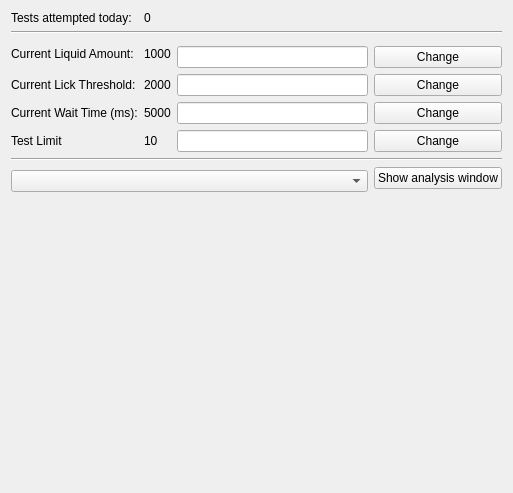
This is Python/gui/mousewin.ui in yagarwal123/autonomouse as Qt 5 draws it before an edit. The edited form follows.
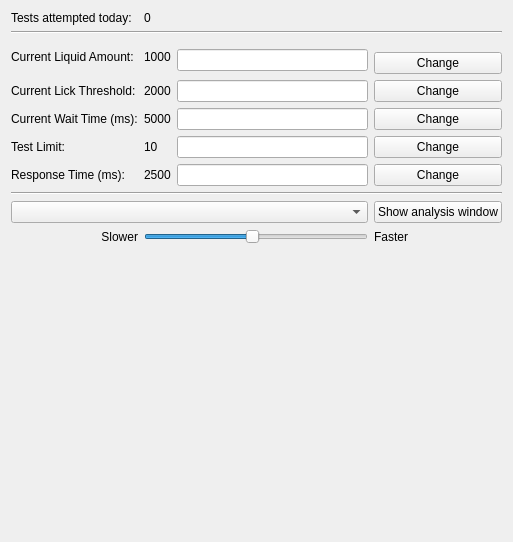
This is the edited form. Custom widgets are drawn as their Qt base class.

Diff of the .ui file:
```diff
--- a/Python/gui/mousewin.ui
+++ b/Python/gui/mousewin.ui
@@ -6,142 +6,176 @@
    <rect>
     <x>0</x>
     <y>0</y>
-    <width>509</width>
-    <height>487</height>
+    <width>503</width>
+    <height>482</height>
    </rect>
   </property>
   <property name="windowTitle">
    <string>Form</string>
   </property>
   <layout class="QGridLayout" name="gridLayout">
-   <item row="0" column="0">
+   <item row="0" column="0" colspan="2">
     <widget class="QLabel" name="label_5">
      <property name="text">
       <string>Tests attempted today:</string>
      </property>
     </widget>
    </item>
-   <item row="0" column="1">
+   <item row="0" column="2">
     <widget class="QLabel" name="test_no_disp">
      <property name="text">
       <string>0</string>
      </property>
     </widget>
    </item>
-   <item row="1" column="0" colspan="4">
+   <item row="1" column="0" colspan="5">
     <widget class="Line" name="line">
      <property name="orientation">
       <enum>Qt::Horizontal</enum>
      </property>
     </widget>
    </item>
-   <item row="2" column="0" rowspan="2">
+   <item row="2" column="0" rowspan="3" colspan="2">
     <widget class="QLabel" name="label">
      <property name="text">
       <string>Current Liquid Amount:</string>
      </property>
     </widget>
    </item>
-   <item row="2" column="1" rowspan="2">
+   <item row="2" column="2" rowspan="3">
     <widget class="QLabel" name="liq_am_disp">
      <property name="text">
       <string>1000</string>
      </property>
     </widget>
    </item>
-   <item row="3" column="2">
+   <item row="3" column="3" rowspan="2">
     <widget class="QLineEdit" name="liquidLineEdit"/>
    </item>
-   <item row="3" column="3">
+   <item row="4" column="4">
     <widget class="QPushButton" name="changeliquidButton">
      <property name="text">
       <string>Change</string>
      </property>
     </widget>
    </item>
-   <item row="4" column="0">
+   <item row="5" column="0" colspan="2">
     <widget class="QLabel" name="label_2">
      <property name="text">
       <string>Current Lick Threshold:</string>
      </property>
     </widget>
    </item>
-   <item row="4" column="1">
+   <item row="5" column="2">
     <widget class="QLabel" name="lick_thresh_disp">
      <property name="text">
       <string>2000</string>
      </property>
     </widget>
    </item>
-   <item row="4" column="2">
+   <item row="5" column="3">
     <widget class="QLineEdit" name="lickLineEdit"/>
    </item>
-   <item row="4" column="3">
+   <item row="5" column="4">
     <widget class="QPushButton" name="changelickButton">
      <property name="text">
       <string>Change</string>
      </property>
     </widget>
    </item>
-   <item row="5" column="0">
+   <item row="6" column="0" colspan="2">
     <widget class="QLabel" name="label_3">
      <property name="text">
       <string>Current Wait Time (ms):</string>
      </property>
     </widget>
    </item>
-   <item row="5" column="1">
+   <item row="6" column="2">
     <widget class="QLabel" name="waittime_disp">
      <property name="text">
       <string>5000</string>
      </property>
     </widget>
    </item>
-   <item row="5" column="2">
+   <item row="6" column="3">
     <widget class="QLineEdit" name="waittimeLineEdit"/>
    </item>
-   <item row="5" column="3">
+   <item row="6" column="4">
     <widget class="QPushButton" name="changewaittimeButton">
      <property name="text">
       <string>Change</string>
      </property>
     </widget>
    </item>
-   <item row="6" column="0">
+   <item row="7" column="0">
     <widget class="QLabel" name="label_4">
      <property name="text">
-      <string>Test Limit</string>
+      <string>Test Limit:</string>
      </property>
     </widget>
    </item>
-   <item row="6" column="1">
+   <item row="7" column="2">
     <widget class="QLabel" name="test_lim_disp">
      <property name="text">
       <string>10</string>
      </property>
     </widget>
    </item>
-   <item row="6" column="2">
+   <item row="7" column="3">
     <widget class="QLineEdit" name="testLimLineEdit"/>
    </item>
-   <item row="6" column="3">
+   <item row="7" column="4">
     <widget class="QPushButton" name="changeTestLimButton">
      <property name="text">
       <string>Change</string>
      </property>
     </widget>
    </item>
-   <item row="7" column="0" colspan="4">
+   <item row="8" column="0" colspan="2">
+    <widget class="QLabel" name="label_6">
+     <property name="text">
+      <string>Response Time (ms):</string>
+     </property>
+    </widget>
+   </item>
+   <item row="8" column="2">
+    <widget class="QLabel" name="resp_disp">
+     <property name="text">
+      <string>2500</string>
+     </property>
+    </widget>
+   </item>
+   <item row="8" column="3">
+    <widget class="QLineEdit" name="respLineEdit"/>
+   </item>
+   <item row="8" column="4">
+    <widget class="QPushButton" name="changeRespButton">
+     <property name="text">
+      <string>Change</string>
+     </property>
+    </widget>
+   </item>
+   <item row="9" column="0" colspan="5">
     <widget class="Line" name="line_2">
      <property name="orientation">
       <enum>Qt::Horizontal</enum>
      </property>
     </widget>
    </item>
-   <item row="8" column="0" rowspan="2" colspan="3">
+   <item row="10" column="0" rowspan="2" colspan="4">
     <widget class="QComboBox" name="test_select"/>
    </item>
-   <item row="10" column="0" colspan="4">
+   <item row="12" column="4">
+    <widget class="QLabel" name="label_8">
+     <property name="text">
+      <string>Faster</string>
+     </property>
+     <property name="alignment">
+      <set>Qt::AlignLeading|Qt::AlignLeft|Qt::AlignVCenter</set>
+     </property>
+    </widget>
+   </item>
+   <item row="13" column="0" colspan="5">
     <widget class="MplWidget" name="plotWid" native="true">
      <property name="minimumSize">
       <size>
@@ -151,7 +185,39 @@
      </property>
     </widget>
    </item>
-   <item row="8" column="3">
+   <item row="12" column="2" colspan="2">
+    <widget class="QSlider" name="speedSlider">
+     <property name="minimum">
+      <number>1</number>
+     </property>
+     <property name="maximum">
+      <number>30</number>
+     </property>
+     <property name="sliderPosition">
+      <number>15</number>
+     </property>
+     <property name="orientation">
+      <enum>Qt::Horizontal</enum>
+     </property>
+     <property name="tickPosition">
+      <enum>QSlider::NoTicks</enum>
+     </property>
+     <property name="tickInterval">
+      <number>1</number>
+     </property>
+    </widget>
+   </item>
+   <item row="12" column="0" colspan="2">
+    <widget class="QLabel" name="label_7">
+     <property name="text">
+      <string>Slower</string>
+     </property>
+     <property name="alignment">
+      <set>Qt::AlignRight|Qt::AlignTrailing|Qt::AlignVCenter</set>
+     </property>
+    </widget>
+   </item>
+   <item row="10" column="4" rowspan="2">
     <widget class="QPushButton" name="showAnalysisButton">
      <property name="text">
       <string>Show analysis window</string>
```
